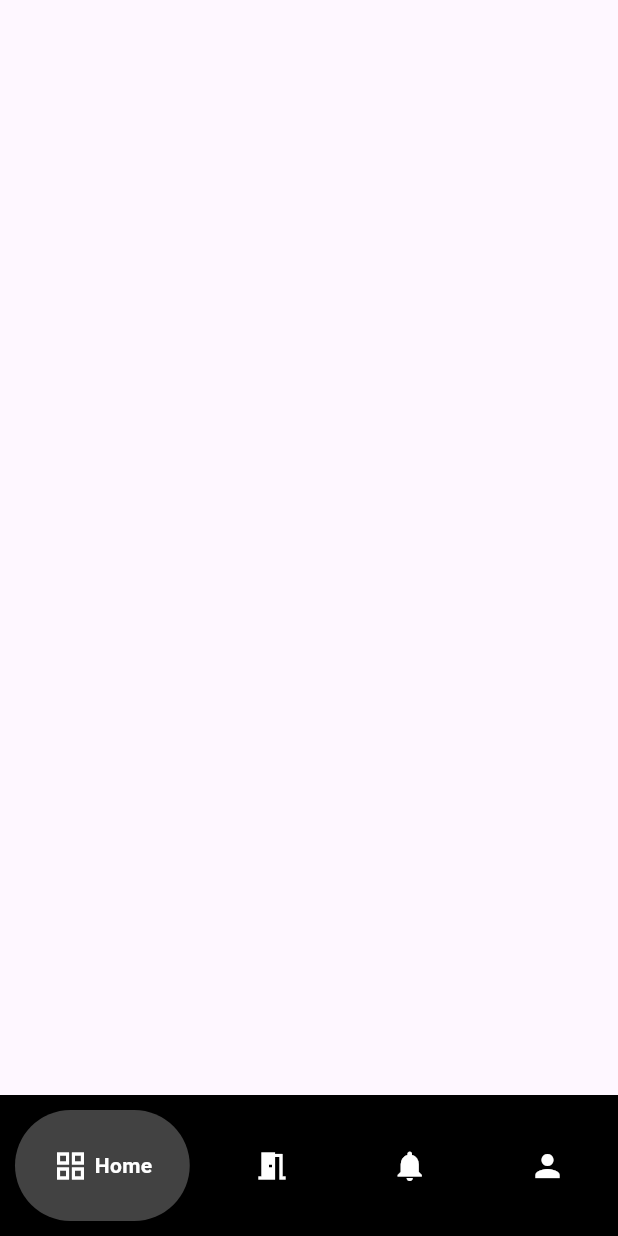
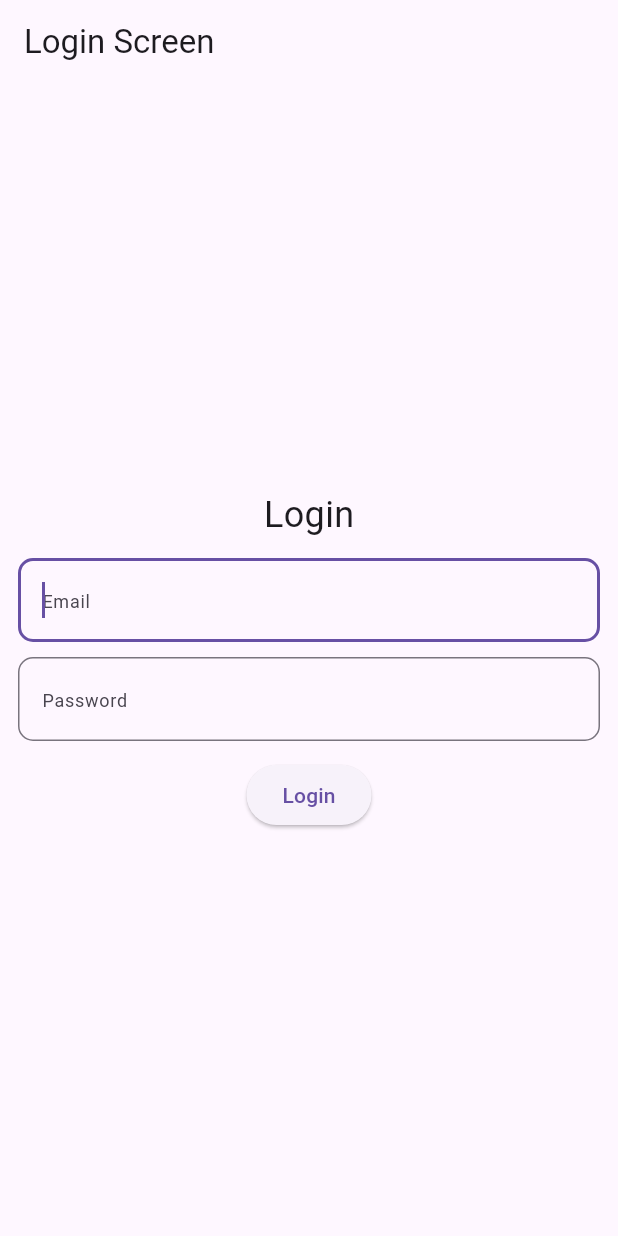
Before and after one commit to Caffeine-Desarrollo-de-Soluciones-IOT/app-mobile-iot, a Flutter app: the screen it shows after launch, on a phone screen of 412 x 824 dp. Run offline on Flutter 3.47's test engine with Material 3 defaults, Android fonts, the phone set to English and light mode, and no system bars; drawn by our look-alikes of google_nav_bar; our stand-ins replace bloc, flutter_bloc.

Commit message:
add: login

```diff
--- /dev/null
+++ b/lib/features/login/app.dart
@@ -0,0 +1,19 @@
+import 'package:app_mobile_iot/features/login/cubits/cubit/login_cubit.dart';
+import 'package:app_mobile_iot/features/login/screens/login_screen.dart';
+import 'package:flutter/material.dart';
+import 'package:flutter_bloc/flutter_bloc.dart';
+
+class MyApp extends StatelessWidget {
+  const MyApp({super.key});
+
+  @override
+  Widget build(BuildContext context) {
+    return MaterialApp(
+      theme: ThemeData(primaryColor: Colors.teal),
+      home: BlocProvider(
+        create: (context) => LoginCubit(),
+        child: const LoginScreen(),
+      ),
+    );
+  }
+}
--- /dev/null
+++ b/lib/features/login/cubits/cubit/login_cubit.dart
@@ -0,0 +1,33 @@
+import 'package:app_mobile_iot/features/login/data_source/login_data_source.dart';
+import 'package:bloc/bloc.dart';
+import 'package:flutter/material.dart';
+
+part 'login_state.dart';
+
+class LoginCubit extends Cubit<LoginState> {
+  LoginCubit()
+      : super(LoginState(hasData: false, hasError: false, isLoading: false));
+
+  LoginDataSource loginDataSource = LoginDataSource();
+  TextEditingController emailController = TextEditingController();
+  TextEditingController passwordController = TextEditingController();
+
+  final formKey = GlobalKey<FormState>();
+
+  void login() async {
+    if (!formKey.currentState!.validate()) {
+      return;
+    }
+
+    try {
+      emit(state.copyWith(true, false, false, null));
+      await Future.delayed(const Duration(milliseconds: 300));
+
+      await loginDataSource.login(
+          emailController.text, passwordController.text);
+      emit(state.copyWith(false, false, true, null));
+    } on Exception catch (e) {
+      emit(state.copyWith(false, true, false, e.toString()));
+    }
+  }
+}
--- /dev/null
+++ b/lib/features/login/cubits/cubit/login_state.dart
@@ -0,0 +1,22 @@
+part of 'login_cubit.dart';
+
+final class LoginState {
+  final bool isLoading;
+  final bool hasError;
+  final bool hasData;
+  final String? error;
+
+  LoginState(
+      {required this.isLoading,
+      required this.hasError,
+      required this.hasData,
+      this.error});
+
+  LoginState copyWith(isLoading, hasError, hasData, error) {
+    return LoginState(
+        hasData: hasData,
+        hasError: hasError,
+        isLoading: isLoading,
+        error: error);
+  }
+}
--- /dev/null
+++ b/lib/features/login/data_source/login_data_source.dart
@@ -0,0 +1,18 @@
+import 'dart:convert';
+import 'dart:developer';
+import 'package:http/http.dart';
+
+class LoginDataSource {
+  Future<String> login(String email, String password) async {
+    final Uri loginUri = Uri.parse('https://reqres.in/api/login');
+    final Map<String, dynamic> body = {"email": email, "password": password};
+    Response response = await post(loginUri, body: body);
+    dynamic responseData = jsonDecode(response.body);
+    if (response.statusCode == 200) {
+      log('${responseData['token']}');
+      return responseData['token'];
+    }
+    log(response.body);
+    throw Exception(responseData["error"]);
+  }
+}
--- a/lib/features/login/domain/entities/user.dart
+++ /dev/null
@@ -1,6 +0,0 @@
-class User {
-  final String username;
-  final String token;
-
-  User({required this.username, required this.token});
-}
--- a/lib/features/login/domain/repositories/login_repository.dart
+++ /dev/null
@@ -1,5 +0,0 @@
-import '../entities/user.dart';
-
-abstract class LoginRepository {
-  Future<User?> login(String username, String password);
-}
--- /dev/null
+++ b/lib/features/login/screens/login_screen.dart
@@ -0,0 +1,103 @@
+import 'package:app_mobile_iot/features/login/cubits/cubit/login_cubit.dart';
+import 'package:flutter/material.dart';
+import 'package:flutter_bloc/flutter_bloc.dart';
+
+class LoginScreen extends StatelessWidget {
+  const LoginScreen({super.key});
+
+  @override
+  Widget build(BuildContext context) {
+    return GestureDetector(
+      onTap: () {
+        FocusScope.of(context).requestFocus(FocusNode());
+      },
+      child: Scaffold(
+        appBar: AppBar(
+          title: const Text("Login Screen"),
+        ),
+        body: Column(
+          mainAxisAlignment: MainAxisAlignment.center,
+          children: [
+            const Text(
+              "Login",
+              style: TextStyle(fontSize: 24),
+            ),
+            Form(
+              key: context.read<LoginCubit>().formKey,
+              child: Padding(
+                padding: const EdgeInsets.all(12.0),
+                child: Column(
+                  children: [
+                    TextFormField(
+                      autofocus: true,
+                      autovalidateMode: AutovalidateMode.onUserInteraction,
+                      controller: context.read<LoginCubit>().emailController,
+                      validator: (value) {
+                        if (value == null || value.isEmpty) {
+                          return "Please enter your email!";
+                        }
+                        return null;
+                      },
+                      decoration: InputDecoration(
+                        hintText: "Email",
+                        hintStyle: TextStyle(fontSize: 12),
+                        border: OutlineInputBorder(
+                          borderRadius: BorderRadius.circular(10),
+                        ),
+                      ),
+                    ),
+                    const SizedBox(height: 10),
+                    TextFormField(
+                      autofocus: true,
+                      autovalidateMode: AutovalidateMode.onUserInteraction,
+                      controller: context.read<LoginCubit>().passwordController,
+                      validator: (value) {
+                        if (value == null || value.isEmpty) {
+                          return "Please enter your password!";
+                        }
+                        return null;
+                      },
+                      obscureText: true,
+                      decoration: InputDecoration(
+                        hintText: "Password",
+                        hintStyle: TextStyle(fontSize: 12),
+                        border: OutlineInputBorder(
+                          borderRadius: BorderRadius.circular(10),
+                        ),
+                      ),
+                    ),
+                  ],
+                ),
+              ),
+            ),
+            BlocConsumer<LoginCubit, LoginState>(
+              listener: (context, state) {
+                if (state.hasError) {
+                  SnackBar snackBar = SnackBar(content: Text(state.error!));
+                  ScaffoldMessenger.of(context).showSnackBar(snackBar);
+                }
+                if (state.hasData) {
+                  SnackBar snackBar =
+                      const SnackBar(content: Text('Successfull Operation'));
+                  ScaffoldMessenger.of(context).showSnackBar(snackBar);
+                }
+              },
+              builder: (context, state) {
+                return ElevatedButton(
+                    onPressed: () {
+                      context.read<LoginCubit>().login();
+                    },
+                    child: state.isLoading
+                        ? const SizedBox(
+                            width: 20,
+                            height: 20,
+                            child: CircularProgressIndicator())
+                        : const Text("Login"));
+              },
+            )
+          ],
+        ),
+      ),
+    );
+  }
+}
--- a/lib/main.dart
+++ b/lib/main.dart
@@ -1,21 +1,28 @@
+import 'package:app_mobile_iot/core/widgets/bottom_nav_bar.dart';
 import 'package:app_mobile_iot/features/home/presentation/pages/home_page.dart';
+import 'package:app_mobile_iot/features/login/app.dart';
+import 'package:app_mobile_iot/features/login/screens/login_screen.dart';
 import 'package:flutter/material.dart';
 
 void main() {
-  runApp(const FalconShieldApp());
+  runApp(const MyApp());
 }
 
-class FalconShieldApp extends StatelessWidget {
-  const FalconShieldApp({super.key});
+// void main() {
+//   runApp(const FalconShieldApp());
+// }
 
-  @override
-  Widget build(BuildContext context) {
-    return MaterialApp(
-      debugShowCheckedModeBanner: false,
-      home: HomePage(),
-    );
-  }
-}
+// class FalconShieldApp extends StatelessWidget {
+//   const FalconShieldApp({super.key});
+
+//   @override
+//   Widget build(BuildContext context) {
+//     return MaterialApp(
+//       debugShowCheckedModeBanner: false,
+//       home: LoginScreen(),
+//     );
+//   }
+// }
 
 // void main() {
 //   setup();
--- a/pubspec.yaml
+++ b/pubspec.yaml
@@ -13,6 +13,7 @@ dependencies:
   flutter_bloc: ^8.1.6
   get_it: ^8.0.0
   google_nav_bar: ^5.0.6
+  http: ^1.2.0
 
 dev_dependencies:
   flutter_test:
```
Also changed, not shown: lib/dependencies/injection.dart (+9 -9 lines), lib/features/login/data/repositories/login_repository_impl.dart (deleted, +0 -16 lines), lib/features/login/domain/usecases/login_usecase.dart (deleted, +0 -12 lines), lib/features/login/presentation/bloc/login_bloc.dart (deleted, +0 -71 lines), lib/features/login/presentation/pages/login_completed_page.dart (deleted, +0 -62 lines), lib/features/login/presentation/pages/login_page.dart (deleted, +0 -88 lines), pubspec.lock.
